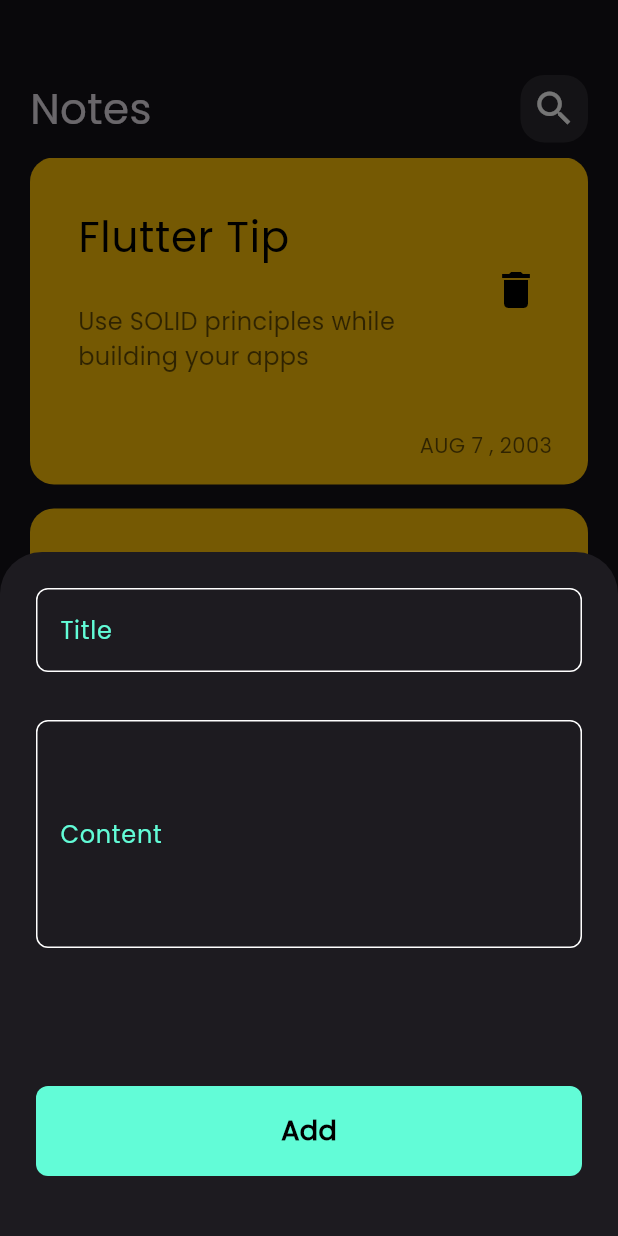
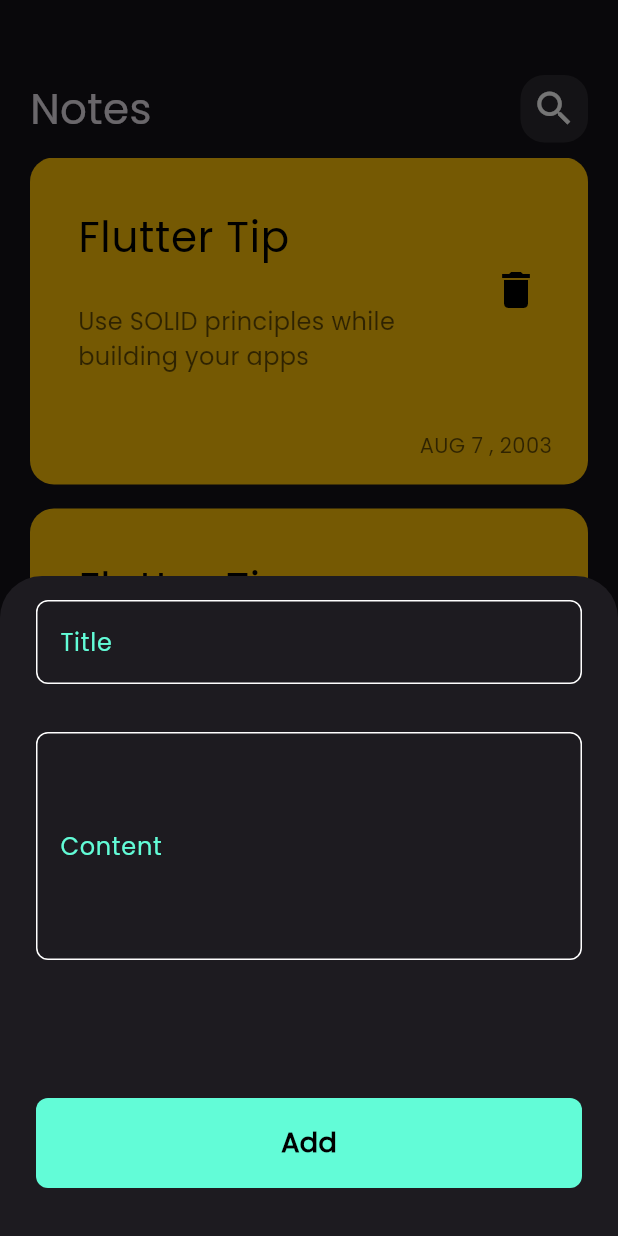
Before and after one commit to RamyIsaac/notes_app, a Flutter app: the screen it shows after launch, after a tap on the "add" icon, on a phone screen of 412 x 824 dp. Run offline on Flutter 3.47's test engine with Material 3 defaults, Android fonts, the phone set to English and light mode, and no system bars; our stand-ins replace bloc, flutter_bloc, hive, hive_flutter; accounts and stored records are empty.

```diff
--- a/lib/views/notes_view.dart
+++ b/lib/views/notes_view.dart
@@ -15,6 +15,7 @@ class NotesView extends StatelessWidget {
           backgroundColor: kPrimaryColor,
           onPressed: () {
             showModalBottomSheet(
+                isScrollControlled: true,
                 context: context,
                 builder: (context) {
                   return const NoteModalBottomSheet();
--- a/lib/widgets/note_modal_bottom_sheet.dart
+++ b/lib/widgets/note_modal_bottom_sheet.dart
@@ -11,7 +11,10 @@ class NoteModalBottomSheet extends StatelessWidget {
     return BlocProvider(
       create: (context) => AddNoteCubit(),
       child: Padding(
-        padding: const EdgeInsets.all(8.0),
+        padding: EdgeInsets.only(
+            left: 8.0,
+            right: 8.0,
+            bottom: MediaQuery.of(context).viewInsets.bottom),
         child: BlocConsumer<AddNoteCubit, AddNoteState>(
           listener: (context, state) {
             if (state is AddNoteFailure) {
```
Also changed, not shown: lib/cubits/notes_cubit/notes_cubit.dart (added, +21 -0 lines), lib/cubits/notes_cubit/notes_state.dart (added, +20 -0 lines).
